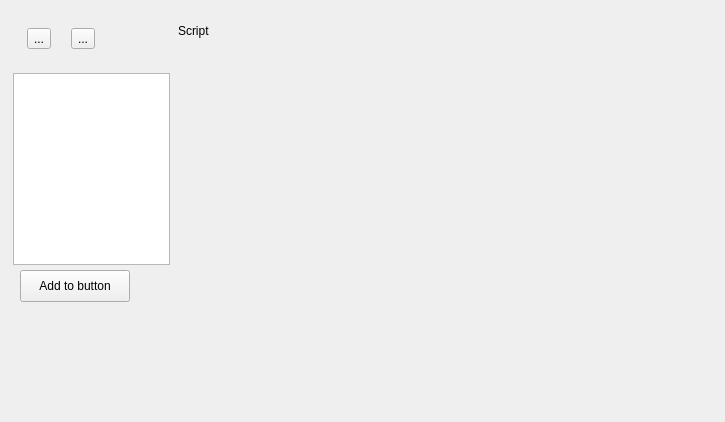
Before: the Qt Designer form src/Interface/Application/MacroEditor.ui in SCIInstitute/SCIRun, drawn with Qt 5.
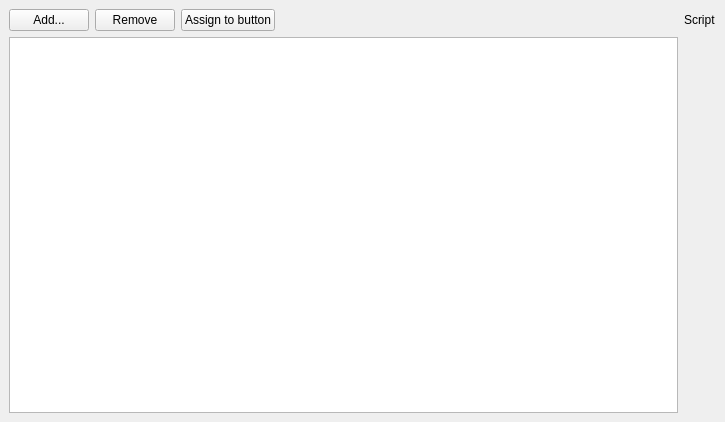
After: the same form once the commit is applied.

Patch:
```diff
--- a/src/Interface/Application/MacroEditor.ui
+++ b/src/Interface/Application/MacroEditor.ui
@@ -20,74 +20,72 @@
    <string>Macro Editor</string>
   </property>
   <widget class="QWidget" name="dockWidgetContents">
-   <widget class="QPushButton" name="addToButtonPushButton_">
-    <property name="geometry">
-     <rect>
-      <x>20</x>
-      <y>270</y>
-      <width>110</width>
-      <height>32</height>
-     </rect>
-    </property>
-    <property name="text">
-     <string>Add to button</string>
-    </property>
-   </widget>
-   <widget class="QWidget" name="layoutWidget_2">
-    <property name="geometry">
-     <rect>
-      <x>178</x>
-      <y>12</y>
-      <width>73</width>
-      <height>37</height>
-     </rect>
-    </property>
     <layout class="QGridLayout" name="gridLayout_2">
      <item row="0" column="0">
+     <layout class="QGridLayout" name="gridLayout">
+      <item row="0" column="3">
+       <spacer name="horizontalSpacer">
+        <property name="orientation">
+         <enum>Qt::Horizontal</enum>
+        </property>
+        <property name="sizeHint" stdset="0">
+         <size>
+          <width>40</width>
+          <height>20</height>
+         </size>
+        </property>
+       </spacer>
+      </item>
+      <item row="0" column="0">
+       <widget class="QPushButton" name="addPushButton_">
+        <property name="text">
+         <string>Add...</string>
+        </property>
+       </widget>
+      </item>
+      <item row="0" column="1">
+       <widget class="QPushButton" name="removePushButton_">
+        <property name="text">
+         <string>Remove</string>
+        </property>
+       </widget>
+      </item>
+      <item row="0" column="2">
+       <widget class="QPushButton" name="assignToButtonPushButton_">
+        <property name="maximumSize">
+         <size>
+          <width>200</width>
+          <height>16777215</height>
+         </size>
+        </property>
+        <property name="text">
+         <string>Assign to button</string>
+        </property>
+       </widget>
+      </item>
+     </layout>
+    </item>
+    <item row="0" column="1">
       <widget class="QLabel" name="label_2">
        <property name="text">
         <string>Script</string>
        </property>
       </widget>
      </item>
-    </layout>
-   </widget>
+    <item row="1" column="0">
    <widget class="QListWidget" name="macroListWidget_">
-    <property name="geometry">
-     <rect>
-      <x>13</x>
-      <y>73</y>
-      <width>157</width>
-      <height>192</height>
-     </rect>
-    </property>
-   </widget>
-   <widget class="QWidget" name="">
-    <property name="geometry">
-     <rect>
-      <x>13</x>
-      <y>13</y>
-      <width>96</width>
-      <height>52</height>
-     </rect>
-    </property>
-    <layout class="QGridLayout" name="gridLayout">
-     <item row="0" column="1">
-      <widget class="QToolButton" name="deleteToolButton_">
-       <property name="text">
-        <string>...</string>
-       </property>
-      </widget>
-     </item>
-     <item row="0" column="0">
-      <widget class="QToolButton" name="newToolButton_">
-       <property name="text">
-        <string>...</string>
+      <property name="dragEnabled">
+       <bool>true</bool>
+      </property>
+      <property name="dragDropMode">
+       <enum>QAbstractItemView::InternalMove</enum>
+      </property>
+      <property name="defaultDropAction">
+       <enum>Qt::MoveAction</enum>
        </property>
       </widget>
      </item>
     </layout>
-   </widget>
   </widget>
  </widget>
  <resources/>
```
Lines whose indentation alone changed are shown as unchanged.
